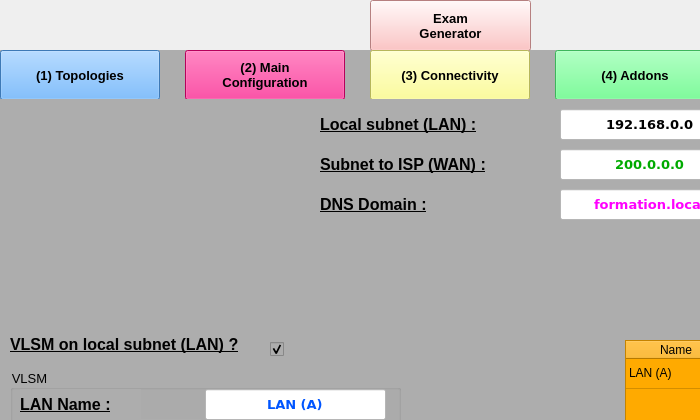
Old version of the form code/main.ui in the repository momo007Dev/TFE-Networking_toolkit; both pictures show x 0 to 700 and y 0 to 420 of the 900 by 700 pixel window.
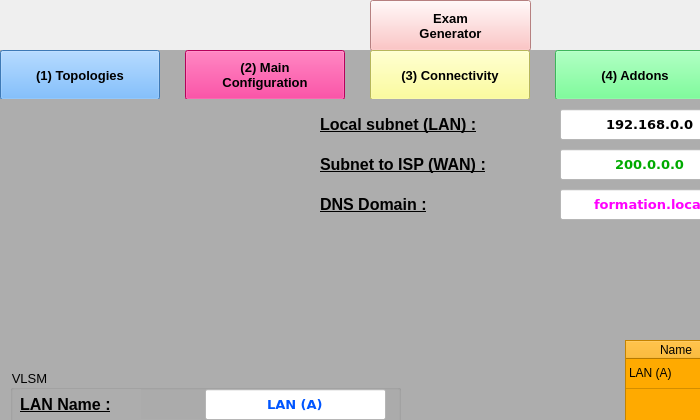
New version of the form. Icons and pictures are not drawn.

The edit to the form file:
```diff
--- a/code/main.ui
+++ b/code/main.ui
@@ -866,7 +866,7 @@
          <rect>
           <x>320</x>
           <y>10</y>
-          <width>171</width>
+          <width>210</width>
           <height>31</height>
          </rect>
         </property>
@@ -887,7 +887,7 @@
          <rect>
           <x>320</x>
           <y>50</y>
-          <width>191</width>
+          <width>230</width>
           <height>31</height>
          </rect>
         </property>
@@ -908,7 +908,7 @@
          <rect>
           <x>320</x>
           <y>90</y>
-          <width>121</width>
+          <width>160</width>
           <height>31</height>
          </rect>
         </property>
@@ -924,43 +924,6 @@
          <string>DNS Domain :</string>
         </property>
        </widget>
-       <widget class="QLabel" name="E_p2_labelVlsm">
-        <property name="geometry">
-         <rect>
-          <x>10</x>
-          <y>230</y>
-          <width>251</width>
-          <height>31</height>
-         </rect>
-        </property>
-        <property name="font">
-         <font>
-          <pointsize>12</pointsize>
-          <weight>75</weight>
-          <bold>true</bold>
-          <underline>true</underline>
-         </font>
-        </property>
-        <property name="text">
-         <string>VLSM on local subnet (LAN) ?</string>
-        </property>
-       </widget>
-       <widget class="QCheckBox" name="E_p2_check">
-        <property name="geometry">
-         <rect>
-          <x>270</x>
-          <y>240</y>
-          <width>21</width>
-          <height>20</height>
-         </rect>
-        </property>
-        <property name="text">
-         <string/>
-        </property>
-        <property name="checked">
-         <bool>true</bool>
-        </property>
-       </widget>
        <widget class="QTableWidget" name="E_p2_table">
         <property name="geometry">
          <rect>
```
